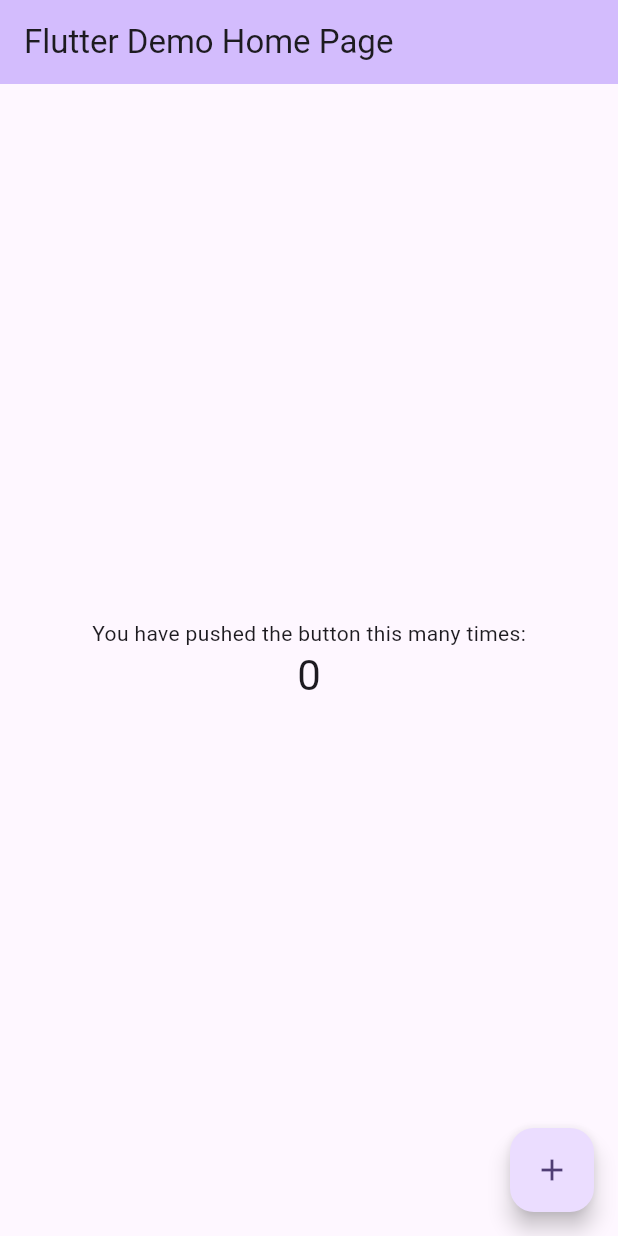
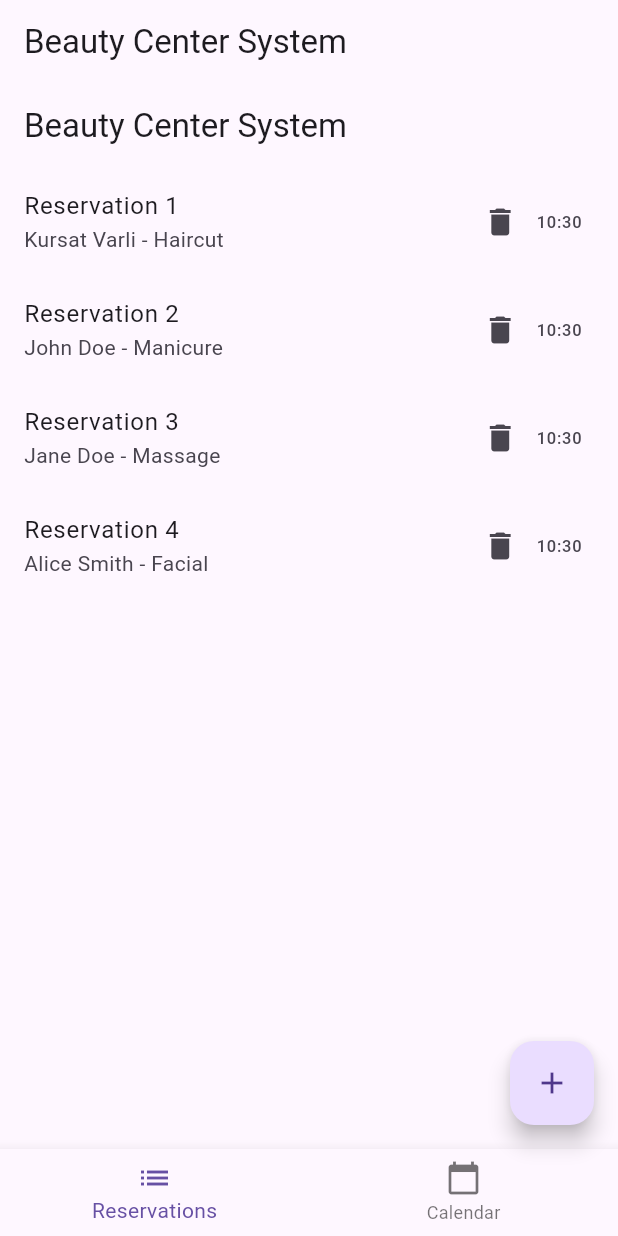
Before and after one commit to varlikursat/MobileProgrammingFinal, a Flutter app: the screen it shows after launch, on a phone screen of 412 x 824 dp. Run offline on Flutter 3.47's test engine with Material 3 defaults, Android fonts, the phone set to English and light mode, and no system bars; our stand-ins replace table_calendar.

Commit message:
App Structure is built

```diff
--- a/lib/main.dart
+++ b/lib/main.dart
@@ -1,125 +1,34 @@
 import 'package:flutter/material.dart';
+import 'screens/main_screen.dart';
+import 'screens/add_reservation_screen.dart';
 
 void main() {
-  runApp(const MyApp());
+  runApp(MyApp());
 }
 
 class MyApp extends StatelessWidget {
-  const MyApp({super.key});
-
-  // This widget is the root of your application.
   @override
   Widget build(BuildContext context) {
     return MaterialApp(
-      title: 'Flutter Demo',
+      title: 'Beauty Center System',
       theme: ThemeData(
-        // This is the theme of your application.
-        //
-        // TRY THIS: Try running your application with "flutter run". You'll see
-        // the application has a purple toolbar. Then, without quitting the app,
-        // try changing the seedColor in the colorScheme below to Colors.green
-        // and then invoke "hot reload" (save your changes or press the "hot
-        // reload" button in a Flutter-supported IDE, or press "r" if you used
-        // the command line to start the app).
-        //
-        // Notice that the counter didn't reset back to zero; the application
-        // state is not lost during the reload. To reset the state, use hot
-        // restart instead.
-        //
-        // This works for code too, not just values: Most code changes can be
-        // tested with just a hot reload.
-        colorScheme: ColorScheme.fromSeed(seedColor: Colors.deepPurple),
-        useMaterial3: true,
+        primarySwatch: Colors.blue,
       ),
-      home: const MyHomePage(title: 'Flutter Demo Home Page'),
+      home: MainScreen(),
+      routes: {
+        '/add_reservation': (context) => AddReservationScreen(
+              onAddReservation: (reservation) {
+              },
+            ),
+      },
+      builder: (context, child) {
+        return Scaffold(
+          appBar: AppBar(
+            title: Text('Beauty Center System'),
+          ),
+          body: child,
+        );
+      },
     );
   }
 }
-
-class MyHomePage extends StatefulWidget {
-  const MyHomePage({super.key, required this.title});
-
-  // This widget is the home page of your application. It is stateful, meaning
-  // that it has a State object (defined below) that contains fields that affect
-  // how it looks.
-
-  // This class is the configuration for the state. It holds the values (in this
-  // case the title) provided by the parent (in this case the App widget) and
-  // used by the build method of the State. Fields in a Widget subclass are
-  // always marked "final".
-
-  final String title;
-
-  @override
-  State<MyHomePage> createState() => _MyHomePageState();
-}
-
-class _MyHomePageState extends State<MyHomePage> {
-  int _counter = 0;
-
-  void _incrementCounter() {
-    setState(() {
-      // This call to setState tells the Flutter framework that something has
-      // changed in this State, which causes it to rerun the build method below
-      // so that the display can reflect the updated values. If we changed
-      // _counter without calling setState(), then the build method would not be
-      // called again, and so nothing would appear to happen.
-      _counter++;
-    });
-  }
-
-  @override
-  Widget build(BuildContext context) {
-    // This method is rerun every time setState is called, for instance as done
-    // by the _incrementCounter method above.
-    //
-    // The Flutter framework has been optimized to make rerunning build methods
-    // fast, so that you can just rebuild anything that needs updating rather
-    // than having to individually change instances of widgets.
-    return Scaffold(
-      appBar: AppBar(
-        // TRY THIS: Try changing the color here to a specific color (to
-        // Colors.amber, perhaps?) and trigger a hot reload to see the AppBar
-        // change color while the other colors stay the same.
-        backgroundColor: Theme.of(context).colorScheme.inversePrimary,
-        // Here we take the value from the MyHomePage object that was created by
-        // the App.build method, and use it to set our appbar title.
-        title: Text(widget.title),
-      ),
-      body: Center(
-        // Center is a layout widget. It takes a single child and positions it
-        // in the middle of the parent.
-        child: Column(
-          // Column is also a layout widget. It takes a list of children and
-          // arranges them vertically. By default, it sizes itself to fit its
-          // children horizontally, and tries to be as tall as its parent.
-          //
-          // Column has various properties to control how it sizes itself and
-          // how it positions its children. Here we use mainAxisAlignment to
-          // center the children vertically; the main axis here is the vertical
-          // axis because Columns are vertical (the cross axis would be
-          // horizontal).
-          //
-          // TRY THIS: Invoke "debug painting" (choose the "Toggle Debug Paint"
-          // action in the IDE, or press "p" in the console), to see the
-          // wireframe for each widget.
-          mainAxisAlignment: MainAxisAlignment.center,
-          children: <Widget>[
-            const Text(
-              'You have pushed the button this many times:',
-            ),
-            Text(
-              '$_counter',
-              style: Theme.of(context).textTheme.headlineMedium,
-            ),
-          ],
-        ),
-      ),
-      floatingActionButton: FloatingActionButton(
-        onPressed: _incrementCounter,
-        tooltip: 'Increment',
-        child: const Icon(Icons.add),
-      ), // This trailing comma makes auto-formatting nicer for build methods.
-    );
-  }
-}
--- /dev/null
+++ b/lib/models/reservation.dart
@@ -0,0 +1,8 @@
+class Reservation{
+  String name;
+  String owner;
+  DateTime time;
+  String work;
+
+  Reservation({required this.name, required this.owner, required this.time, required this.work});
+}
--- /dev/null
+++ b/lib/screens/add_reservation_screen.dart
@@ -0,0 +1,19 @@
+import 'package:flutter/material.dart';
+import '../models/reservation.dart';
+import '../widgets/add_reservation_form.dart';
+
+class AddReservationScreen extends StatelessWidget {
+  final Function(Reservation) onAddReservation;
+
+  AddReservationScreen({required this.onAddReservation});
+
+  @override
+  Widget build(BuildContext context) {
+    return Scaffold(
+      appBar: AppBar(
+        title: Text('Add Reservation'),
+      ),
+      body: AddReservationForm(onAddReservation: onAddReservation),
+    );
+  }
+}
--- /dev/null
+++ b/lib/screens/main_screen.dart
@@ -0,0 +1,162 @@
+import 'package:flutter/material.dart';
+import 'package:table_calendar/table_calendar.dart';
+import '../models/reservation.dart';
+import '../widgets/reservation_list.dart';
+import '../widgets/add_reservation_form.dart';
+
+class MainScreen extends StatefulWidget {
+  @override
+  _MainScreenState createState() => _MainScreenState();
+}
+
+class _MainScreenState extends State<MainScreen> {
+  List<Reservation> reservations = [];
+  DateTime selectedDay = DateTime.now();
+  int _selectedIndex = 0;
+
+  @override
+  void initState() {
+    super.initState();
+    // Fetch reservations when the MainScreen is created
+    fetchReservations();
+  }
+
+  Future<void> fetchReservations() async {
+    // Replace this with your actual data fetching logic
+    await Future.delayed(Duration(seconds: 2));
+    setState(() {
+      reservations = [
+        Reservation(name: 'Reservation 1', owner: 'Kursat Varli', time: DateTime.now(), work: 'Haircut'),
+        Reservation(name: 'Reservation 2', owner: 'John Doe', time: DateTime.now().add(Duration(days: 1)), work: 'Manicure'),
+        Reservation(name: 'Reservation 3', owner: 'Jane Doe', time: DateTime.now().add(Duration(days: 2)), work: 'Massage'),
+        Reservation(name: 'Reservation 4', owner: 'Alice Smith', time: DateTime.now().add(Duration(days: 3)), work: 'Facial'),
+      ];
+    });
+  }
+
+  void onAddReservation(Reservation newReservation) {
+    setState(() {
+      reservations.add(newReservation);
+    });
+  }
+
+  void onDeleteReservation(Reservation reservation) {
+    setState(() {
+      reservations.remove(reservation);
+    });
+  }
+
+  @override
+  Widget build(BuildContext context) {
+    return Scaffold(
+      appBar: AppBar(
+        title: Text('Beauty Center System'),
+      ),
+      body: _buildBody(),
+      bottomNavigationBar: BottomNavigationBar(
+        items: [
+          BottomNavigationBarItem(
+            icon: Icon(Icons.list),
+            label: 'Reservations',
+          ),
+          BottomNavigationBarItem(
+            icon: Icon(Icons.calendar_today),
+            label: 'Calendar',
+          ),
+        ],
+        onTap: (index) {
+          // Handle tab selection
+          setState(() {
+            _selectedIndex = index;
+            // Update the PageView when tapping on the BottomNavigationBar
+            _pageController.animateToPage(
+              index,
+              duration: Duration(milliseconds: 300),
+              curve: Curves.easeInOut,
+            );
+          });
+        },
+        currentIndex: _selectedIndex,
+      ),
+      floatingActionButton: FloatingActionButton(
+        onPressed: () async {
+          // Use await to get the result when the AddReservationScreen is popped
+          final result = await Navigator.push(context, MaterialPageRoute(
+            builder: (context) => AddReservationForm(
+              onAddReservation: onAddReservation,
+            ),
+          ));
+          if (result == true) {
+            fetchReservations();
+          }
+        },
+        child: Icon(Icons.add),
+      ),
+    );
+  }
+
+  final PageController _pageController = PageController(initialPage: 0);
+
+  Widget _buildBody() {
+    return PageView(
+      controller: _pageController,
+      onPageChanged: (index) {
+        // Update the BottomNavigationBar's selected index when swiping between pages
+        setState(() {
+          _selectedIndex = index;
+        });
+      },
+      children: [
+        // Reservations Tab
+        reservations.isEmpty
+            ? Center(child: CircularProgressIndicator())
+            : ReservationList(reservations: reservations, onDelete: onDeleteReservation),
+
+        // Calendar Tab
+        _buildCalendarView(),
+      ],
+    );
+  }
+
+  Widget _buildCalendarView() {
+    return Column(
+      children: [
+        TableCalendar(
+          firstDay: DateTime.utc(2024, 1, 1),
+          lastDay: DateTime.utc(2024, 1, 30),
+          focusedDay: selectedDay,
+          onDaySelected: (selectedDay, focusedDay) {
+            setState(() {
+              this.selectedDay = selectedDay;
+            });
+          },
+        ),
+        SizedBox(height: 16),
+        _buildReservationsForDate(selectedDay),
+      ],
+    );
+  }
+
+  Widget _buildReservationsForDate(DateTime date) {
+    final filteredReservations = reservations.where((reservation) {
+      return reservation.time.year == date.year &&
+          reservation.time.month == date.month &&
+          reservation.time.day == date.day;
+    }).toList();
+
+    return Expanded(
+      child: ListView.builder(
+        itemCount: filteredReservations.length,
+        itemBuilder: (context, index) {
+          final reservation = filteredReservations[index];
+
+          return ListTile(
+            title: Text(reservation.name),
+            subtitle: Text('${reservation.owner} - ${reservation.work}'),
+            trailing: Text('${reservation.time.hour}:${reservation.time.minute}'),
+          );
+        },
+      ),
+    );
+  }
+}
--- /dev/null
+++ b/lib/widgets/reservation_list.dart
@@ -0,0 +1,37 @@
+import 'package:flutter/material.dart';
+import '../models/reservation.dart';
+
+class ReservationList extends StatelessWidget {
+  final List<Reservation> reservations;
+  final Function(Reservation) onDelete;
+
+  ReservationList({required this.reservations, required this.onDelete});
+
+  @override
+  Widget build(BuildContext context) {
+    return ListView.builder(
+      itemCount: reservations.length,
+      itemBuilder: (context, index) {
+        final reservation = reservations[index];
+
+        return ListTile(
+          title: Text(reservation.name),
+          subtitle: Text('${reservation.owner} - ${reservation.work}'),
+          trailing: Row(
+            mainAxisSize: MainAxisSize.min,
+            children: [
+              IconButton(
+                icon: Icon(Icons.delete),
+                onPressed: () {
+                  // Trigger the onDelete callback with the entire reservation object
+                  onDelete(reservation);
+                },
+              ),
+              Text('${reservation.time.hour}:${reservation.time.minute}'),
+            ],
+          ),
+        );
+      },
+    );
+  }
+}
--- a/pubspec.yaml
+++ b/pubspec.yaml
@@ -30,6 +30,8 @@ environment:
 dependencies:
   flutter:
     sdk: flutter
+  intl: ^0.17.0
+  table_calendar: ^3.0.0
 
 
   # The following adds the Cupertino Icons font to your application.
```
Also changed, not shown: lib/widgets/add_reservation_form.dart (added, +84 -0 lines), pubspec.lock, 1 other file.
